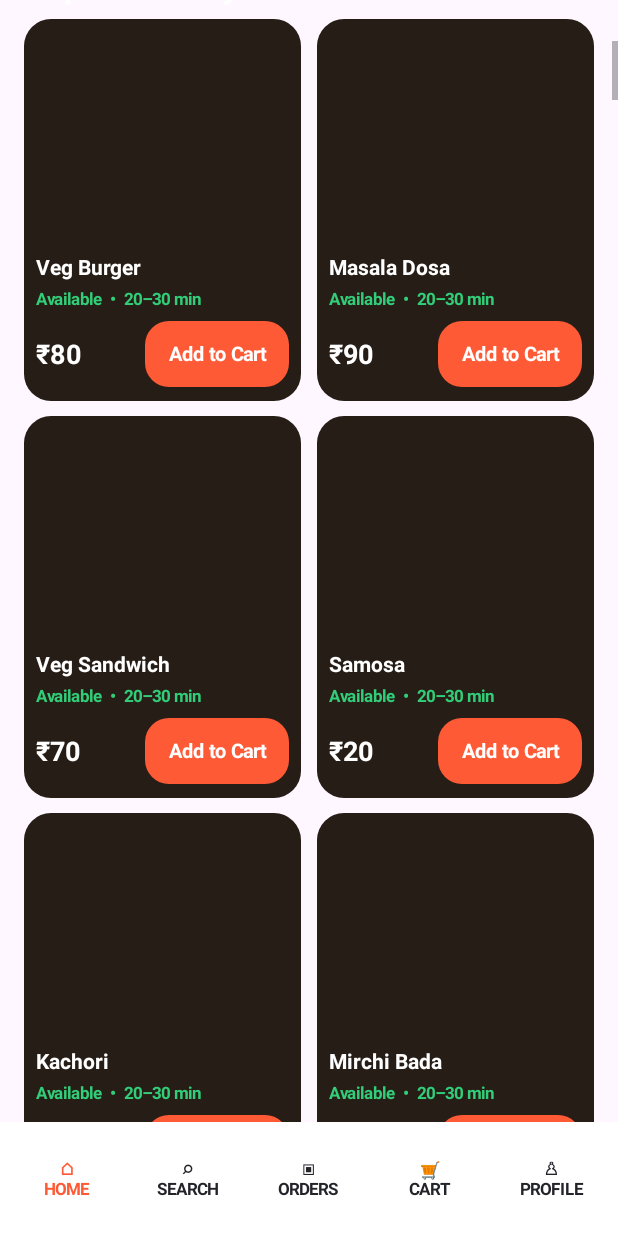
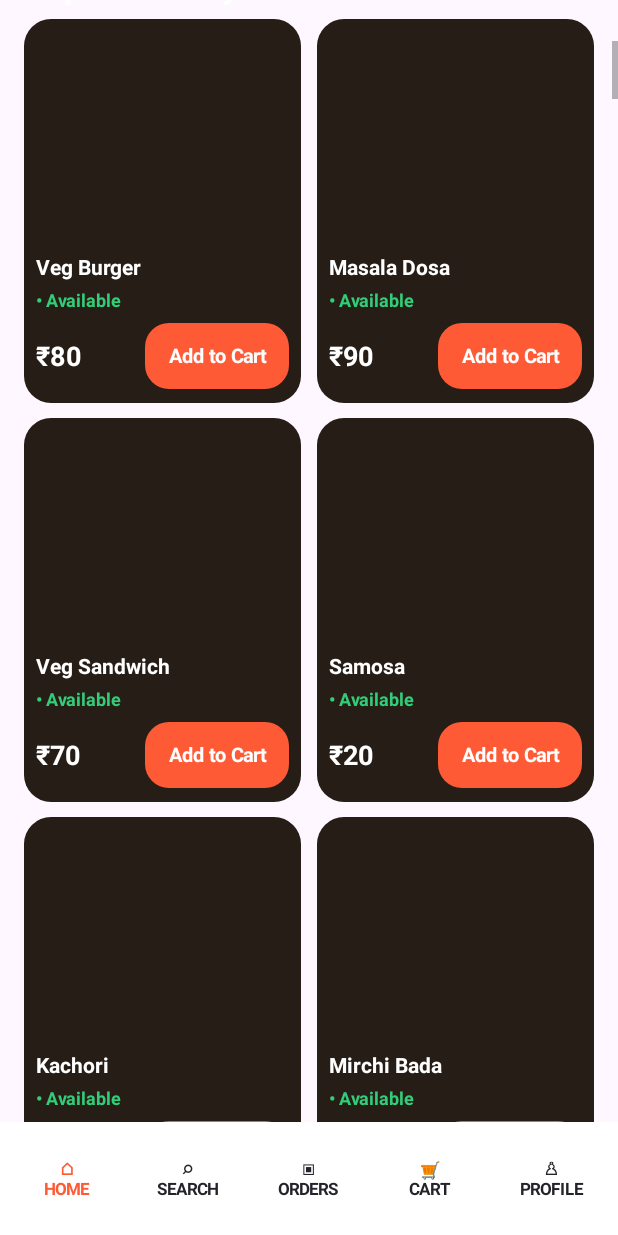
Before and after one commit to rakeshsaini712rs-arch/Foodvexa, an Android app: the screen it shows after launch (MainActivity), scrolled down 576 dp, on a phone screen of 412 x 824 dp. Run offline under Robolectric (Android 15) with nearby library versions, the phone set to English and light mode, and no system bars.

Commit message:
Match Available badge style

```diff
--- a/app/src/main/java/com/foodvexa/app/MainActivity.kt
+++ b/app/src/main/java/com/foodvexa/app/MainActivity.kt
@@ -57,7 +57,7 @@ filtered.forEachIndexed{index,p->
     loadImage(pic,p.imageUrl)
     pic.setOnClickListener{openProductPhoto(p)}
     card.addView(label(p.name,14f,true,Color.WHITE).apply{maxLines=2;ellipsize=android.text.TextUtils.TruncateAt.END},margin(0,7,0,0))
-    card.addView(label("Available  •  ${p.eta}",11f,true,Color.rgb(50,205,120)),margin(0,4,0,0))
+    card.addView(label("• Available",12f,true,Color.rgb(50,205,120)),margin(0,4,0,0))
     val bottom=LinearLayout(this).apply{orientation=LinearLayout.HORIZONTAL;gravity=Gravity.CENTER_VERTICAL}
     bottom.addView(label("₹${p.price}",18f,true,Color.WHITE),LinearLayout.LayoutParams(0,dp(44),1f))
     val qty=cart[p.name]?:0
```
